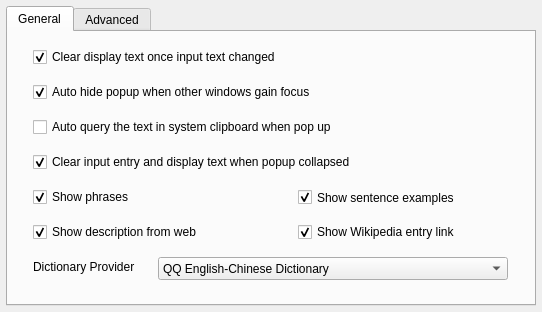
Qt form contents/ui/config.ui (librehat/kdictionary) before a commit.
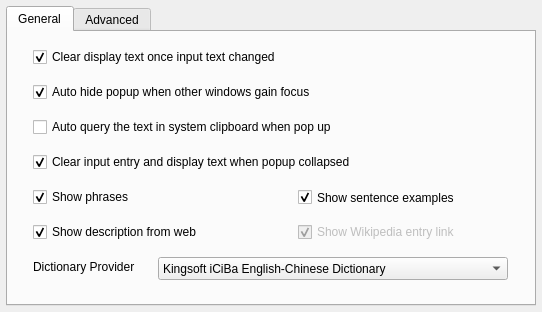
The same form after that commit.

Patch:
```diff
--- a/contents/ui/config.ui
+++ b/contents/ui/config.ui
@@ -81,7 +81,7 @@
      </property>
      <item>
       <property name="text">
-       <string>QQ English-Chinese Dictionary</string>
+       <string>Kingsoft iCiBa English-Chinese Dictionary</string>
       </property>
      </item>
      <item>
@@ -152,7 +152,10 @@
       <bool>true</bool>
      </property>
     </widget>
-    <widget class="QCheckBox" name="kcfg_showBaike">
+    <widget class="QCheckBox" name="kcfg_showWiki">
+     <property name="enabled">
+      <bool>false</bool>
+     </property>
      <property name="geometry">
       <rect>
        <x>290</x>
```
Left out of the diff: 5 changed lines with no effect on the pictures.
